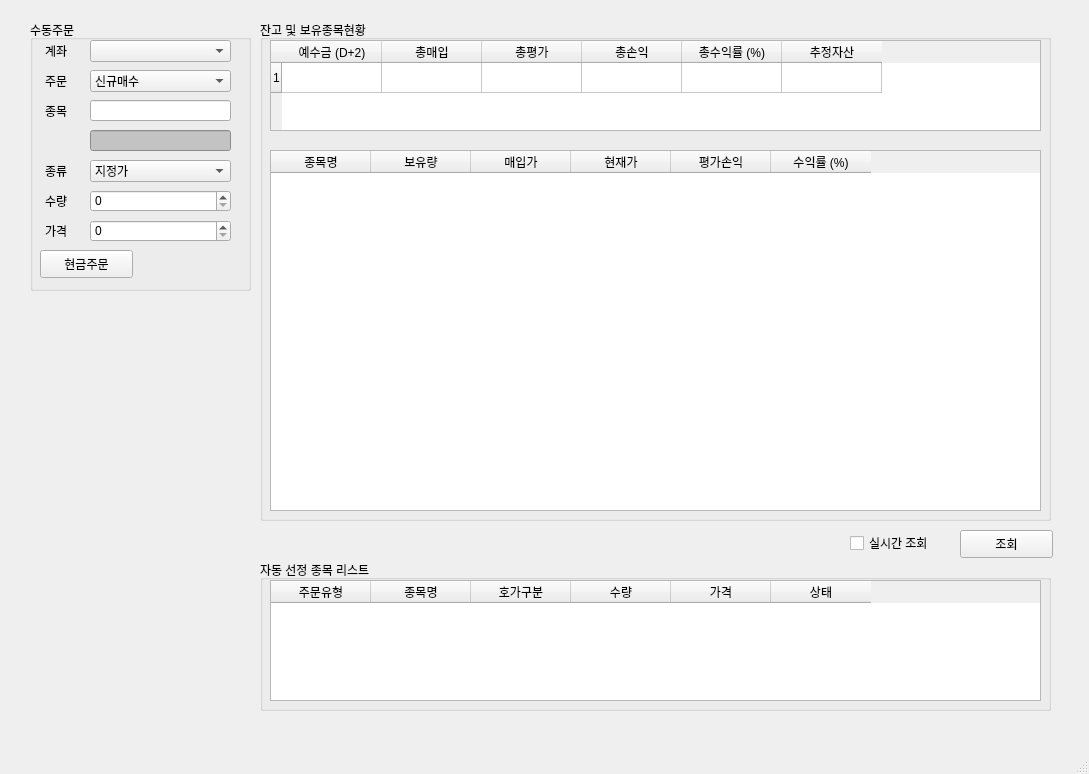
Qt form StockT.ui (100th/Stock-trading) before a commit.
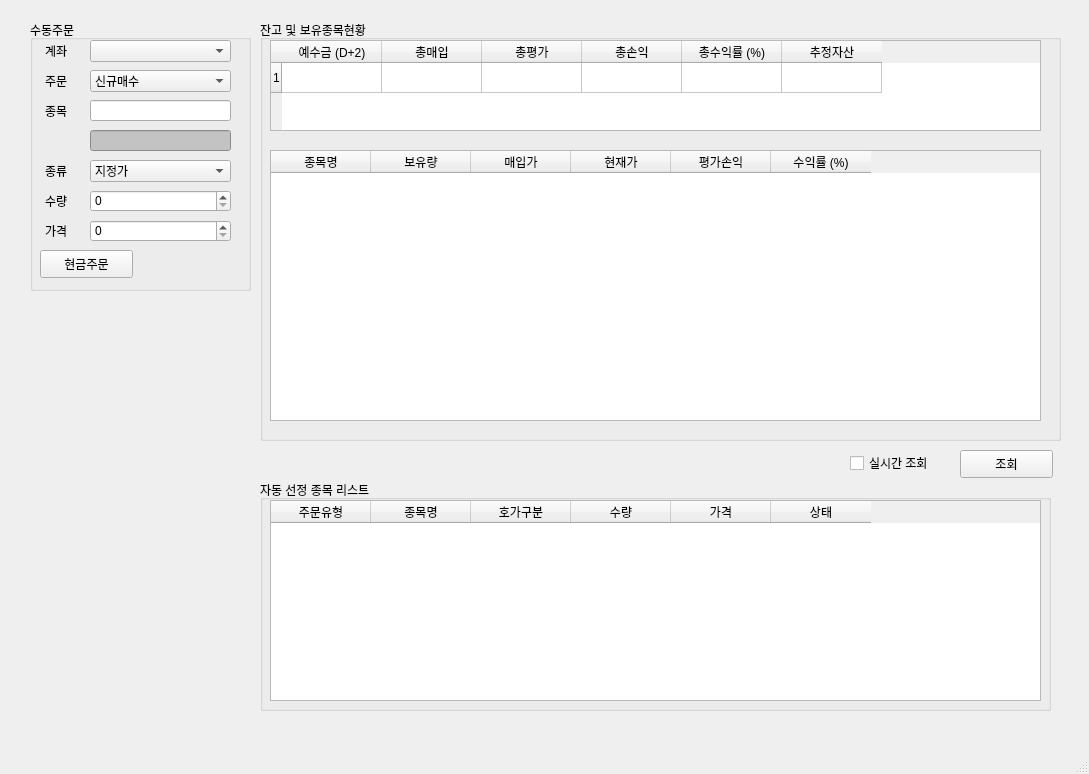
The same form after that commit. Icons and pictures are not drawn.

Commit message:
UI 수정. 자동 선정 리스트 5개 보이도록
UI 수정. 자동 선정 리스트 5개 보이도록

```diff
--- a/StockT.ui
+++ b/StockT.ui
@@ -239,8 +239,8 @@
      <rect>
       <x>260</x>
       <y>20</y>
-      <width>791</width>
-      <height>501</height>
+      <width>801</width>
+      <height>421</height>
      </rect>
     </property>
     <property name="title">
@@ -296,7 +296,7 @@
        <x>10</x>
        <y>130</y>
        <width>771</width>
-       <height>361</height>
+       <height>271</height>
       </rect>
      </property>
      <column>
@@ -335,7 +335,7 @@
     <property name="geometry">
      <rect>
       <x>850</x>
-      <y>533</y>
+      <y>453</y>
       <width>111</width>
       <height>20</height>
      </rect>
@@ -348,7 +348,7 @@
     <property name="geometry">
      <rect>
       <x>960</x>
-      <y>530</y>
+      <y>450</y>
       <width>93</width>
       <height>28</height>
      </rect>
@@ -361,9 +361,9 @@
     <property name="geometry">
      <rect>
       <x>260</x>
-      <y>560</y>
+      <y>480</y>
       <width>791</width>
-      <height>151</height>
+      <height>231</height>
      </rect>
     </property>
     <property name="title">
@@ -375,7 +375,7 @@
        <x>10</x>
        <y>20</y>
        <width>771</width>
-       <height>121</height>
+       <height>201</height>
       </rect>
      </property>
      <column>
```
Left out of the diff: 2 changed lines with no effect on the pictures.
